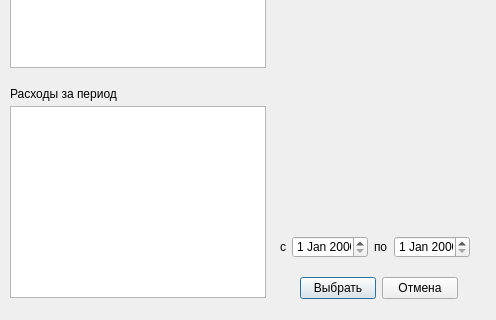
First picture: the form in periodreportwindow.ui, repository VSemikoz/manager, before the edit; both pictures show x 0 to 496 and y 144 to 464 of the 496 by 464 pixel window.
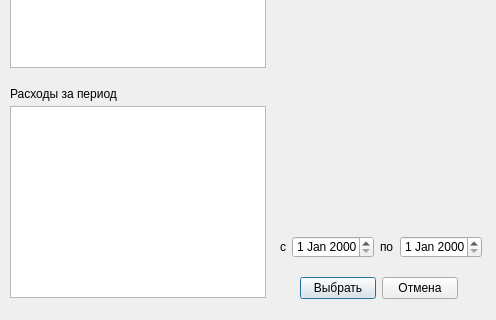
Second picture: the form after the edit.

Diff of the .ui file:
```diff
--- a/periodreportwindow.ui
+++ b/periodreportwindow.ui
@@ -72,12 +72,12 @@
     <string>Доходы за период</string>
    </property>
   </widget>
-  <widget class="QWidget" name="">
+  <widget class="QWidget" name="layoutWidget">
    <property name="geometry">
     <rect>
      <x>280</x>
      <y>380</y>
-     <width>191</width>
+     <width>203</width>
      <height>22</height>
     </rect>
    </property>
@@ -104,7 +104,7 @@
     </item>
    </layout>
   </widget>
-  <widget class="QWidget" name="">
+  <widget class="QWidget" name="layoutWidget">
    <property name="geometry">
     <rect>
      <x>300</x>
```
